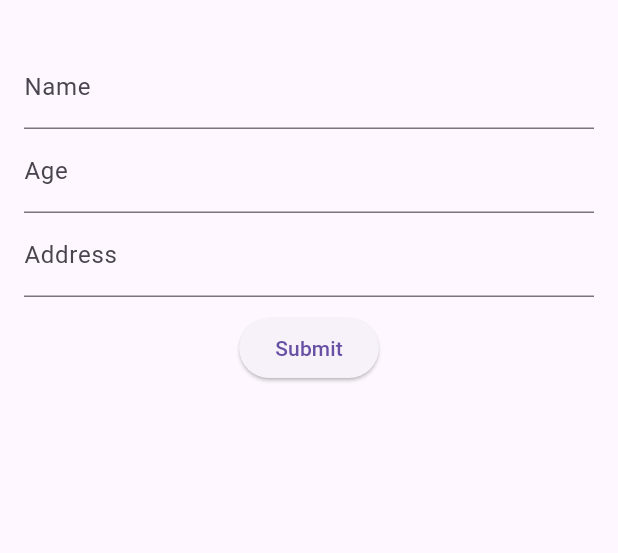
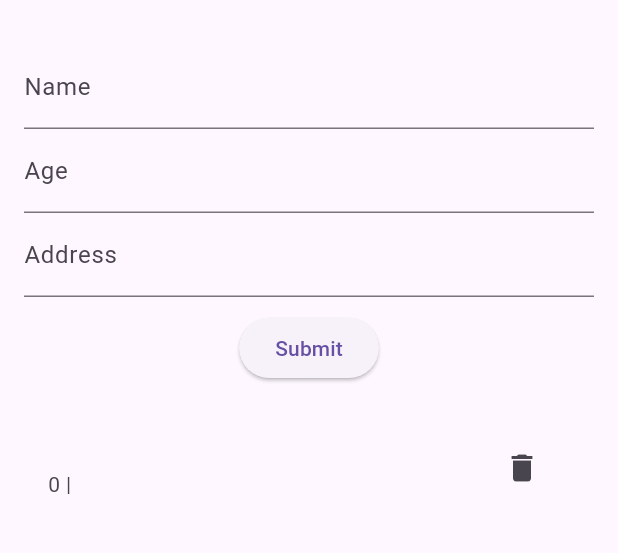
Before and after one commit to abhidhakal/Student-Cubit, a Flutter app: the screen it shows after launch, after a tap on "Submit", on a phone screen of 412 x 824 dp, the part 63-616 px from its top. Run offline on Flutter 3.47's test engine with Material 3 defaults, Android fonts, the phone set to English and light mode, and no system bars; our stand-ins replace equatable, flutter_bloc.

Commit message:
new commit

```diff
--- a/lib/view/student_cubit_view.dart
+++ b/lib/view/student_cubit_view.dart
@@ -3,7 +3,6 @@ import 'package:flutter_bloc/flutter_bloc.dart';
 import 'package:student_cubit/cubit/student_cubit.dart';
 import 'package:student_cubit/model/student_model.dart';
 import 'package:student_cubit/state/student_state.dart';
-
 
 class StudentCubitView extends StatelessWidget {
   final nameController = TextEditingController();
@@ -17,48 +16,63 @@ class StudentCubitView extends StatelessWidget {
     return BlocProvider(
       create: (_) => StudentCubit(),
       child: Scaffold(
-        appBar: AppBar(title: Text("Student Cubit")),
+        appBar: AppBar(title: const Text("Student Cubit")),
         body: BlocBuilder<StudentCubit, StudentState>(
           builder: (context, state) {
-            var cubit = context.read<StudentCubit>();
-             return Padding(
+            final cubit = context.read<StudentCubit>();
+
+            return Padding(
               padding: const EdgeInsets.all(16.0),
               child: Column(
                 children: [
-                  TextFormField(controller: nameController, decoration: InputDecoration(labelText: "Name")),
-                  TextFormField(controller: ageController, decoration: InputDecoration(labelText: "Age")),
-                  TextFormField(controller: addressController, decoration: InputDecoration(labelText: "Address")),
-                  SizedBox(height: 10),
+                  TextFormField(
+                    controller: nameController,
+                    decoration: const InputDecoration(labelText: "Name"),
+                  ),
+                  TextFormField(
+                    controller: ageController,
+                    decoration: const InputDecoration(labelText: "Age"),
+                    keyboardType: TextInputType.number,
+                  ),
+                  TextFormField(
+                    controller: addressController,
+                    decoration: const InputDecoration(labelText: "Address"),
+                  ),
+                  const SizedBox(height: 10),
                   ElevatedButton(
                     onPressed: () {
                       final student = StudentModel(
-                        name: nameController.text,
-                        age: ageController.text,
-                        address: addressController.text,
+                        name: nameController.text.trim(),
+                        age: int.tryParse(ageController.text.trim()) ?? 0,
+                        address: addressController.text.trim(),
                       );
+
                       cubit.addStudent(student);
 
                       nameController.clear();
                       ageController.clear();
                       addressController.clear();
                     },
-                    child: Text("Submit"),
+                    child: const Text("Submit"),
                   ),
-                  SizedBox(height: 20),
-                  if (state is StudentInitial) Text("No students added yet"),
-                    if (state is StudentLoading) CircularProgressIndicator(),
-                  if (state is StudentLoaded)
+                  const SizedBox(height: 20),
+                  if (state.isLoading) const CircularProgressIndicator(),
+                  if (!state.isLoading && state.lstStudents.isEmpty)
+                    const Text("No students added yet"),
+                  if (!state.isLoading && state.lstStudents.isNotEmpty)
                     Expanded(
                       child: ListView.builder(
-                        itemCount: state.students.length,
-                        itemBuilder: (_, index) {
-                          final student = state.students[index];
+                        itemCount: state.lstStudents.length,
+                        itemBuilder: (context, index) {
+                          final student = state.lstStudents[index];
                           return ListTile(
                             title: Text(student.name),
                             subtitle: Text("${student.age} | ${student.address}"),
                             trailing: IconButton(
-                              icon: Icon(Icons.delete),
-                              onPressed: () => cubit.removeStudent(index),
+                              icon: const Icon(Icons.delete),
+                              onPressed: () {
+                                cubit.deleteStudent(student);
+                              },
                             ),
                           );
                         },
```
